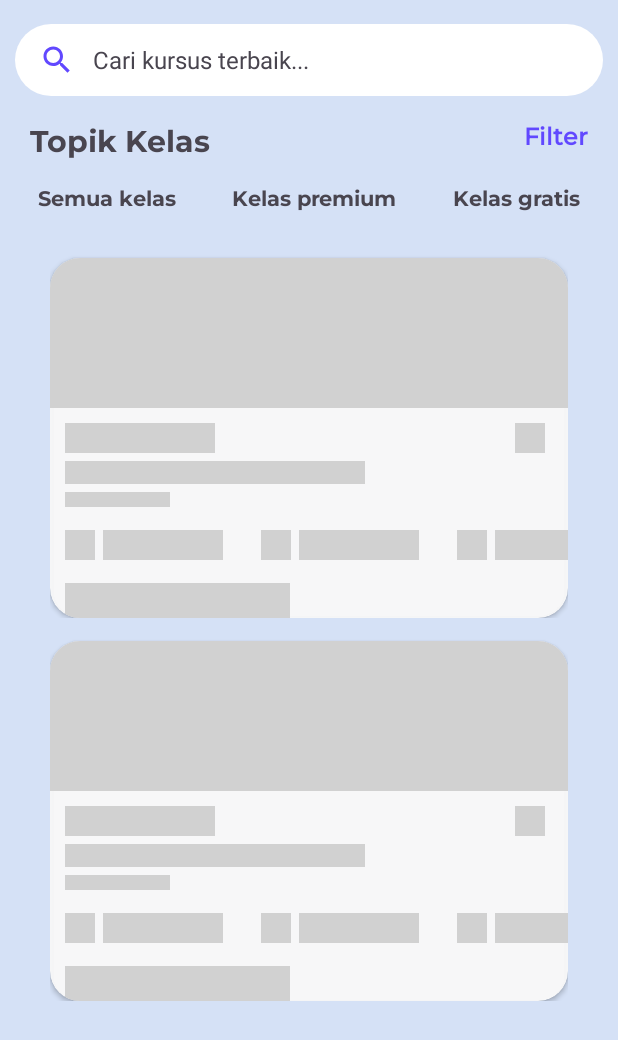
After one commit to mocharvy/Final-Project, an Android app: the fragment KursusFragment shown on its own in the app's theme, on a phone screen of 412 x 824 dp. The commit adds this screen. Shown: the top 1040 px of the screen. Run offline under Robolectric (Android 15) with nearby library versions, the phone set to English and light mode, and no system bars; our stand-ins replace Shimmer.

Commit message:
Create KursusFragment layout

```diff
--- /dev/null
+++ b/app/src/main/java/com/programmer/finalproject/ui/fragment/KursusFragment.kt
@@ -0,0 +1,23 @@
+package com.programmer.finalproject.ui.fragment
+
+import android.os.Bundle
+import androidx.fragment.app.Fragment
+import android.view.LayoutInflater
+import android.view.View
+import android.view.ViewGroup
+import com.programmer.finalproject.R
+
+class KursusFragment : Fragment() {
+
+    override fun onCreate(savedInstanceState: Bundle?) {
+        super.onCreate(savedInstanceState)
+
+    }
+
+    override fun onCreateView(
+        inflater: LayoutInflater, container: ViewGroup?,
+        savedInstanceState: Bundle?
+    ): View? {
+        return inflater.inflate(R.layout.fragment_kursus, container, false)
+    }
+}
--- /dev/null
+++ b/app/src/main/res/drawable/custom_tv_bg.xml
@@ -0,0 +1,18 @@
+<?xml version="1.0" encoding="utf-8"?>
+<selector xmlns:android="http://schemas.android.com/apk/res/android">
+    <item android:state_pressed="true">
+        <shape>
+            <solid android:color="@color/dark_blue" />
+        </shape>
+        <color android:color="@android:color/white" />
+    </item>
+    <item android:state_focused="true">
+        <shape>
+            <solid android:color="@color/dark_blue" />
+        </shape>
+        <color android:color="@android:color/white" />
+    </item>
+    <item>
+        <color android:color="@android:color/transparent" />
+    </item>
+</selector>
--- /dev/null
+++ b/app/src/main/res/drawable/ic_star.xml
@@ -0,0 +1,5 @@
+<vector android:height="24dp" android:tint="#F6EA0E"
+    android:viewportHeight="24" android:viewportWidth="24"
+    android:width="24dp" xmlns:android="http://schemas.android.com/apk/res/android">
+    <path android:fillColor="@android:color/white" android:pathData="M12,17.27L18.18,21l-1.64,-7.03L22,9.24l-7.19,-0.61L12,2 9.19,8.63 2,9.24l5.46,4.73L5.82,21z"/>
+</vector>
--- /dev/null
+++ b/app/src/main/res/layout/fragment_kursus.xml
@@ -0,0 +1,128 @@
+<?xml version="1.0" encoding="utf-8"?>
+<FrameLayout xmlns:android="http://schemas.android.com/apk/res/android"
+    xmlns:app="http://schemas.android.com/apk/res-auto"
+    xmlns:tools="http://schemas.android.com/tools"
+    android:layout_width="match_parent"
+    android:layout_height="match_parent"
+    android:background="@color/very_light_blue"
+    tools:context=".ui.fragment.KursusFragment">
+
+    <androidx.constraintlayout.widget.ConstraintLayout
+        android:layout_width="match_parent"
+        android:layout_height="match_parent">
+
+        <com.google.android.material.search.SearchBar
+            android:id="@+id/search_bar"
+            android:layout_width="match_parent"
+            android:layout_height="48dp"
+            android:layout_marginStart="10dp"
+            android:layout_marginEnd="10dp"
+            android:backgroundTint="@color/white"
+            android:hint="@string/cari_kursus_terbaik"
+            app:layout_constraintStart_toStartOf="parent"
+            app:layout_constraintTop_toTopOf="parent"
+            app:navigationIconTint="@color/dark_blue" />
+
+        <TextView
+            android:id="@+id/tv_topik_kelas"
+            android:layout_width="wrap_content"
+            android:layout_height="wrap_content"
+            android:layout_marginStart="20dp"
+            android:layout_marginTop="15dp"
+            android:fontFamily="@font/montserrat_bold"
+            android:text="@string/topik_kelas"
+            android:textSize="20sp"
+            app:layout_constraintStart_toStartOf="parent"
+            app:layout_constraintTop_toBottomOf="@id/search_bar" />
+
+        <TextView
+            android:id="@+id/tv_filter"
+            android:layout_width="wrap_content"
+            android:layout_height="wrap_content"
+            android:layout_marginTop="15dp"
+            android:layout_marginEnd="20dp"
+            android:fontFamily="@font/montserrat_medium"
+            android:text="@string/filter"
+            android:textColor="@color/dark_blue"
+            android:textSize="16sp"
+            android:textStyle="bold"
+            app:layout_constraintEnd_toEndOf="parent"
+            app:layout_constraintTop_toBottomOf="@id/search_bar" />
+
+        <TextView
+            android:id="@+id/tv_all"
+            android:layout_width="wrap_content"
+            android:layout_height="wrap_content"
+            android:layout_marginStart="25dp"
+            android:layout_marginTop="15dp"
+            android:background="@drawable/custom_tv_bg"
+            android:fontFamily="@font/montserrat_bold"
+            android:text="@string/semua_kelas"
+            app:layout_constraintStart_toStartOf="parent"
+            app:layout_constraintTop_toBottomOf="@id/tv_topik_kelas" />
+
+        <TextView
+            android:id="@+id/tv_premium"
+            android:layout_width="wrap_content"
+            android:layout_height="wrap_content"
+            android:layout_marginTop="15dp"
+            android:background="@drawable/custom_tv_bg"
+            android:fontFamily="@font/montserrat_bold"
+            android:text="@string/kelas_premium"
+            app:layout_constraintEnd_toStartOf="@id/tv_free"
+            app:layout_constraintStart_toEndOf="@id/tv_all"
+            app:layout_constraintTop_toBottomOf="@id/tv_topik_kelas" />
+
+        <TextView
+            android:id="@+id/tv_free"
+            android:layout_width="wrap_content"
+            android:layout_height="wrap_content"
+            android:layout_marginTop="15dp"
+            android:layout_marginEnd="25dp"
+            android:background="@drawable/custom_tv_bg"
+            android:fontFamily="@font/montserrat_bold"
+            android:text="@string/kelas_gratis"
+            app:layout_constraintEnd_toEndOf="parent"
+            app:layout_constraintTop_toBottomOf="@id/tv_topik_kelas" />
+
+        <com.facebook.shimmer.ShimmerFrameLayout
+            android:id="@+id/shimmerFrameLayout"
+            android:layout_width="0dp"
+            android:layout_height="0dp"
+            android:layout_marginStart="18dp"
+            android:layout_marginTop="10dp"
+            android:layout_marginEnd="18dp"
+            android:padding="5dp"
+            app:layout_constraintBottom_toBottomOf="parent"
+            app:layout_constraintEnd_toEndOf="parent"
+            app:layout_constraintStart_toStartOf="parent"
+            app:layout_constraintTop_toBottomOf="@id/tv_premium">
+
+            <LinearLayout
+                android:layout_width="match_parent"
+                android:layout_height="match_parent"
+                android:orientation="vertical">
+
+                <include layout="@layout/placeholder_item_course" />
+
+                <include layout="@layout/placeholder_item_course" />
+
+
+            </LinearLayout>
+        </com.facebook.shimmer.ShimmerFrameLayout>
+
+        <androidx.recyclerview.widget.RecyclerView
+            android:id="@+id/rv_course"
+            android:layout_width="0dp"
+            android:layout_height="0dp"
+            android:layout_marginTop="10dp"
+            android:visibility="gone"
+            app:layout_constraintBottom_toBottomOf="parent"
+            app:layout_constraintEnd_toEndOf="@id/tv_filter"
+            app:layout_constraintStart_toStartOf="@id/tv_topik_kelas"
+            app:layout_constraintTop_toBottomOf="@id/tv_premium" />
+
+
+    </androidx.constraintlayout.widget.ConstraintLayout>
+
+</FrameLayout>
--- /dev/null
+++ b/app/src/main/res/layout/placeholder_item_course.xml
@@ -0,0 +1,142 @@
+<?xml version="1.0" encoding="utf-8"?>
+<androidx.constraintlayout.widget.ConstraintLayout xmlns:android="http://schemas.android.com/apk/res/android"
+    xmlns:app="http://schemas.android.com/apk/res-auto"
+    android:layout_width="match_parent"
+    android:layout_height="255dp"
+    android:layout_marginStart="10dp"
+    android:layout_marginEnd="10dp">
+
+    <androidx.cardview.widget.CardView
+        android:layout_width="match_parent"
+        android:layout_height="match_parent"
+        android:layout_marginTop="15dp"
+        android:backgroundTint="@color/light_gray"
+        android:elevation="20dp"
+        android:padding="5dp"
+        app:cardCornerRadius="20dp"
+        app:layout_constraintBottom_toBottomOf="parent"
+        app:layout_constraintEnd_toEndOf="parent"
+        app:layout_constraintStart_toStartOf="parent"
+        app:layout_constraintTop_toTopOf="parent">
+
+        <androidx.constraintlayout.widget.ConstraintLayout
+            android:layout_width="match_parent"
+            android:layout_height="match_parent">
+
+            <View
+                android:id="@+id/image_view"
+                android:layout_width="match_parent"
+                android:layout_height="100dp"
+                android:background="@color/medium_gray"
+                app:layout_constraintTop_toTopOf="parent" />
+
+            <View
+                android:id="@+id/view_title"
+                android:layout_width="100dp"
+                android:layout_height="20dp"
+                android:layout_marginStart="10dp"
+                android:layout_marginTop="10dp"
+                android:background="@color/medium_gray"
+                app:layout_constraintStart_toStartOf="parent"
+                app:layout_constraintTop_toBottomOf="@id/image_view" />
+
+            <View
+                android:id="@+id/view_star"
+                android:layout_width="20dp"
+                android:layout_height="20dp"
+                android:layout_marginEnd="15dp"
+                android:background="@color/medium_gray"
+                app:layout_constraintEnd_toEndOf="parent"
+                app:layout_constraintTop_toTopOf="@id/view_title" />
+
+            <View
+                android:id="@+id/view_desc"
+                android:layout_width="200dp"
+                android:layout_height="15dp"
+                android:layout_marginStart="10dp"
+                android:layout_marginTop="5dp"
+                android:background="@color/medium_gray"
+                app:layout_constraintStart_toStartOf="parent"
+                app:layout_constraintTop_toBottomOf="@id/view_title" />
+
+            <View
+                android:id="@+id/view_author"
+                android:layout_width="70dp"
+                android:layout_height="10dp"
+                android:layout_marginStart="10dp"
+                android:layout_marginTop="5dp"
+                android:background="@color/medium_gray"
+                app:layout_constraintStart_toStartOf="parent"
+                app:layout_constraintTop_toBottomOf="@id/view_desc" />
+
+            <View
+                android:id="@+id/view_level"
+                android:layout_width="20dp"
+                android:layout_height="20dp"
+                android:layout_marginStart="10dp"
+                android:layout_marginTop="15dp"
+                android:background="@color/medium_gray"
+                app:layout_constraintStart_toStartOf="parent"
+                app:layout_constraintTop_toBottomOf="@id/view_author" />
+
+            <View
+                android:id="@+id/view_level_text"
+                android:layout_width="80dp"
+                android:layout_height="20dp"
+                android:layout_marginStart="5dp"
+                android:background="@color/medium_gray"
+                app:layout_constraintStart_toEndOf="@id/view_level"
+                app:layout_constraintTop_toTopOf="@id/view_level" />
+
+            <View
+                android:id="@+id/view_module"
+                android:layout_width="20dp"
+                android:layout_height="20dp"
+                android:layout_marginStart="25dp"
+                android:background="@color/medium_gray"
+                app:layout_constraintStart_toEndOf="@id/view_level_text"
+                app:layout_constraintTop_toTopOf="@id/view_level" />
+
+            <View
+                android:id="@+id/view_module_text"
+                android:layout_width="80dp"
+                android:layout_height="20dp"
+                android:layout_marginStart="5dp"
+                android:background="@color/medium_gray"
+                app:layout_constraintStart_toEndOf="@id/view_module"
+                app:layout_constraintTop_toTopOf="@id/view_level" />
+
+            <View
+                android:id="@+id/view_time"
+                android:layout_width="20dp"
+                android:layout_height="20dp"
+                android:layout_marginStart="25dp"
+                android:background="@color/medium_gray"
+                app:layout_constraintStart_toEndOf="@id/view_module_text"
+                app:layout_constraintTop_toTopOf="@id/view_level" />
+
+            <View
+                android:id="@+id/view_time_text"
+                android:layout_width="80dp"
+                android:layout_height="20dp"
+                android:layout_marginStart="5dp"
+                android:background="@color/medium_gray"
+                app:layout_constraintStart_toEndOf="@id/view_time"
+                app:layout_constraintTop_toTopOf="@id/view_level" />
+
+            <View
+                android:id="@+id/view_button"
+                android:layout_width="150dp"
+                android:layout_height="25dp"
+                android:layout_marginStart="10dp"
+                android:layout_marginTop="15dp"
+                android:background="@color/medium_gray"
+                app:layout_constraintStart_toStartOf="parent"
+                app:layout_constraintTop_toBottomOf="@id/view_level" />
+
+
+        </androidx.constraintlayout.widget.ConstraintLayout>
+
+    </androidx.cardview.widget.CardView>
+
+</androidx.constraintlayout.widget.ConstraintLayout>
--- a/app/src/main/res/values/colors.xml
+++ b/app/src/main/res/values/colors.xml
@@ -4,4 +4,7 @@
     <color name="white">#FFFFFFFF</color>
 
     <color name="dark_blue">#6148FF</color>
+    <color name="very_light_blue">#FDD5E1F6</color>
+    <color name="light_gray">#F2F9F9F9</color>
+    <color name="medium_gray">#D1D1D1</color>
 </resources>
--- a/app/src/main/res/values/strings.xml
+++ b/app/src/main/res/values/strings.xml
@@ -6,4 +6,20 @@
     <string name="text_notification">Text Notification</string>
     <string name="date">Date</string>
     <string name="sub_text">Sub Text</string>
+    <string name="cari_kursus_terbaik">Cari kursus terbaik...</string>
+    <string name="search">search</string>
+    <string name="topik_kelas">Topik Kelas</string>
+    <string name="filter">Filter</string>
+    <string name="semua_kelas">Semua kelas</string>
+    <string name="kelas_gratis">Kelas gratis</string>
+    <string name="kelas_premium">Kelas premium</string>
+    <string name="ui_ux_design">UI/UX Design</string>
+    <string name="membuat_ui_ux_design">Membuat UI/UX Design</string>
+    <string name="john_doe">John Doe</string>
+    <string name="beginner">Beginner</string>
+    <string name="_60_menit">60 Menit</string>
+    <string name="_10_modul">10 Modul</string>
+    <string name="_5_0">5.0</string>
+    <string name="mulai_kelas">Mulai kelas</string>
+    <string name="course_image">Course image</string>
 </resources>
```
Also changed, not shown: app/src/main/res/drawable/ic_level.xml (added, +9 -0 lines), app/src/main/res/drawable/ic_module.xml (added, +16 -0 lines), app/src/main/res/drawable/ic_search.xml (added, +15 -0 lines), app/src/main/res/drawable/ic_time.xml (added, +9 -0 lines), app/src/main/res/layout/item_course.xml (added, +170 -0 lines), app/src/main/res/menu/search_bar_menu.xml (added, +8 -0 lines), app/src/main/res/drawable/icon_search.png (added), app/src/main/res/drawable/search.png (added).
